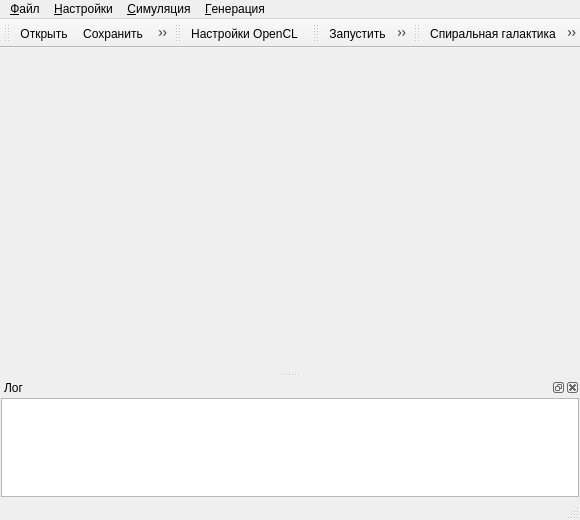
Qt form mainwindow.ui (catompiler/qgalaxy) before a commit.
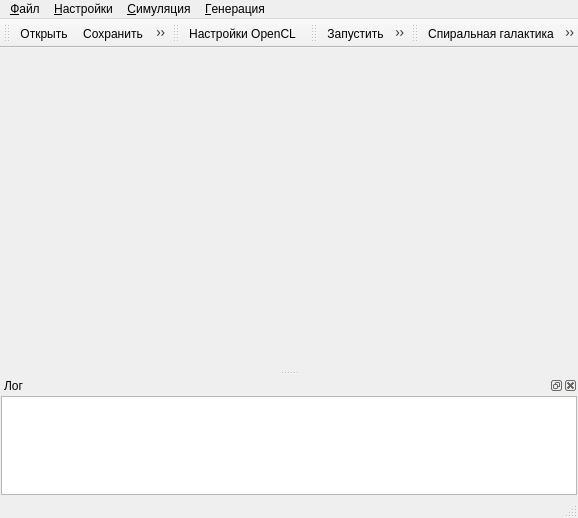
The same form after that commit. Icons and pictures are not drawn.

Diff of the .ui file:
```diff
--- a/mainwindow.ui
+++ b/mainwindow.ui
@@ -6,8 +6,8 @@
    <rect>
     <x>0</x>
     <y>0</y>
-    <width>580</width>
-    <height>520</height>
+    <width>578</width>
+    <height>518</height>
    </rect>
   </property>
   <property name="mouseTracking">
@@ -28,7 +28,7 @@
     <rect>
      <x>0</x>
      <y>0</y>
-     <width>580</width>
+     <width>578</width>
      <height>22</height>
     </rect>
    </property>
```
Left out of the diff: 4 changed lines with no effect on the pictures.
